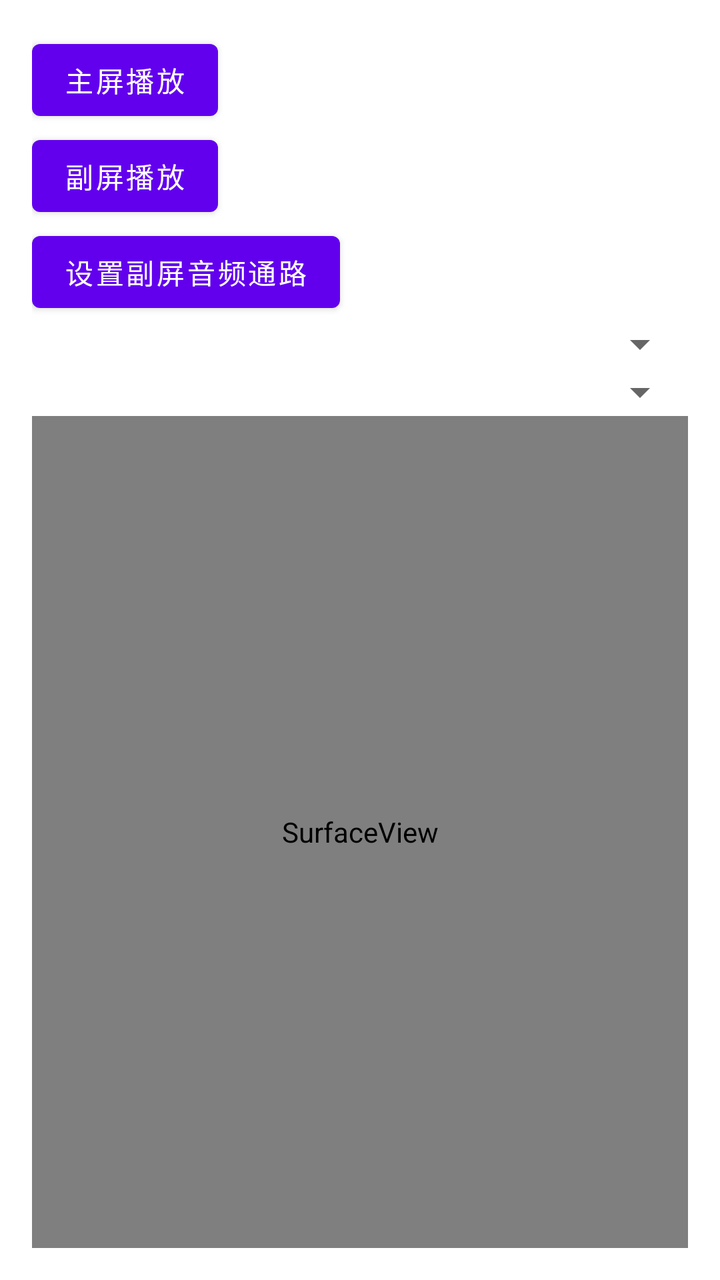
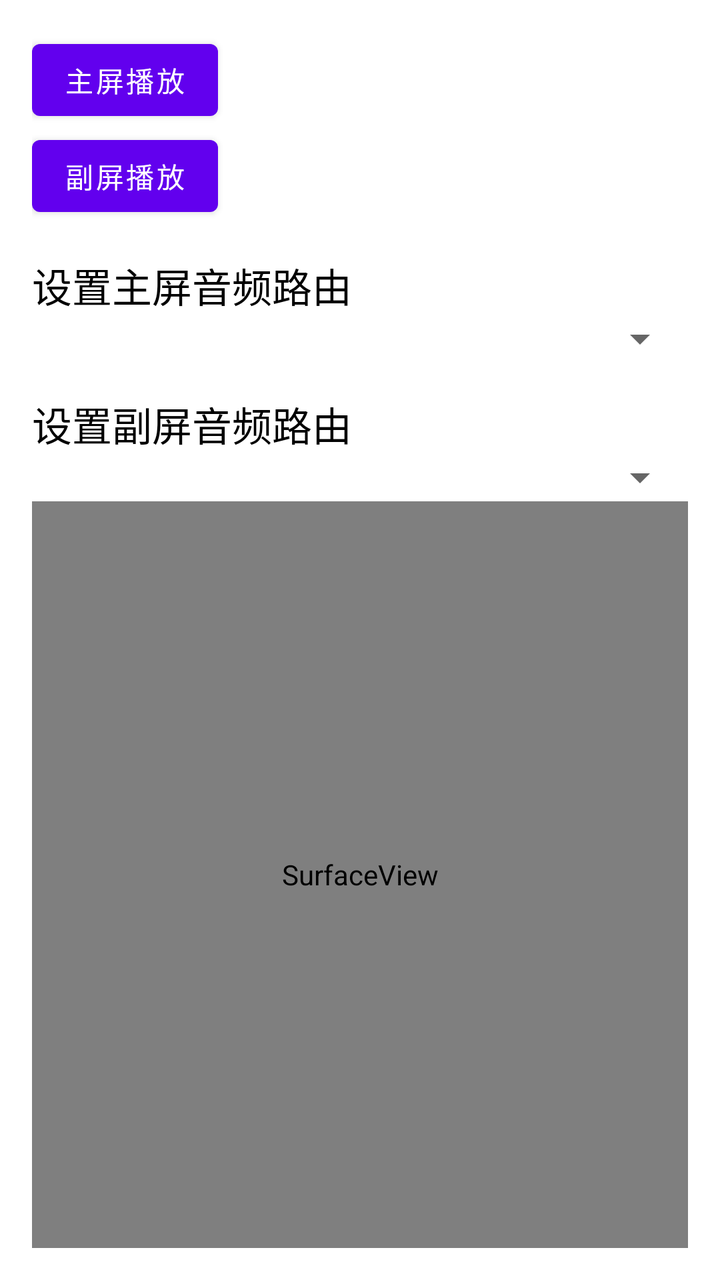

Compare the two renders of this Android layout. The source of the first and the diff that turns it into the second are given below.
<!-- AndroidManifest.xml: application theme Theme.DualScreenAndSound -->
<!-- res/layout/activity_main.xml -->
<?xml version="1.0" encoding="utf-8"?>
<LinearLayout xmlns:android="http://schemas.android.com/apk/res/android"
    android:layout_width="match_parent"
    android:layout_height="match_parent"
    android:orientation="vertical"
    android:padding="16dp">
    
    <Button
        android:id="@+id/btn_displaymanager"
        android:layout_width="wrap_content"
        android:layout_height="wrap_content"
        android:text="@string/displaymanager" />

    <Button
        android:id="@+id/btn_presentation_displaymanager"
        android:layout_width="wrap_content"
        android:layout_height="wrap_content"
        android:text="@string/presentation_displaymanager" />







    <Button
        android:id="@+id/btn_set_presentation_audio_device_type"
        android:layout_width="wrap_content"
        android:layout_height="wrap_content"
        android:text="@string/btn_set_presentation_audio_device_type" />
    <Spinner
        android:id="@+id/spinner_audio_devices"
        android:layout_width="match_parent"
        android:layout_height="wrap_content"/>
    <Spinner
        android:id="@+id/spinner_audio_presentation_devices"
        android:layout_width="match_parent"
        android:layout_height="wrap_content"/>

    <SurfaceView
        android:id="@+id/surfaceView"
        android:layout_width="match_parent"
        android:layout_height="match_parent" />

</LinearLayout>
<!-- resources referenced by this layout -->
<resources>
  <string name="btn_set_presentation_audio_device_type">设置副屏音频通路</string>
  <string name="displaymanager">主屏播放</string>
  <string name="presentation_displaymanager">副屏播放</string>
  <style name="Theme.DualScreenAndSound" parent="Theme.MaterialComponents.DayNight.DarkActionBar">
          
          <item name="colorPrimary">@color/purple_500</item>
          <item name="colorPrimaryVariant">@color/purple_700</item>
          <item name="colorOnPrimary">@color/white</item>
          
          <item name="colorSecondary">@color/teal_200</item>
          <item name="colorSecondaryVariant">@color/teal_700</item>
          <item name="colorOnSecondary">@color/black</item>
          
          <item name="android:statusBarColor">?attr/colorPrimaryVariant</item>
          
      </style>
  <color name="purple_500">#FF6200EE</color>
  <color name="purple_700">#FF3700B3</color>
  <color name="white">#FFFFFFFF</color>
  <color name="teal_200">#FF03DAC5</color>
  <color name="teal_700">#FF018786</color>
  <color name="black">#FF000000</color>
</resources>

<!-- the commit's change to res/layout/activity_main.xml (unified diff, before → after) -->
@@ -23,19 +23,38 @@
 
 
 
-    <Button
-        android:id="@+id/btn_set_presentation_audio_device_type"
+
+
+
+
+
+
+
+
+
+
+    <TextView
         android:layout_width="wrap_content"
         android:layout_height="wrap_content"
-        android:text="@string/btn_set_presentation_audio_device_type" />
+        android:text="设置主屏音频路由"
+        android:layout_marginTop="16dp"
+        android:textColor="#000000"
+        android:textSize="20sp" />
     <Spinner
         android:id="@+id/spinner_audio_devices"
         android:layout_width="match_parent"
         android:layout_height="wrap_content"/>
+    <TextView
+        android:layout_width="wrap_content"
+        android:layout_height="wrap_content"
+        android:text="设置副屏音频路由"
+        android:layout_marginTop="16dp"
+        android:textColor="#000000"
+        android:textSize="20sp" />
     <Spinner
         android:id="@+id/spinner_audio_presentation_devices"
         android:layout_width="match_parent"
-        android:layout_height="wrap_content"/>
+        android:layout_height="wrap_content" />
 
     <SurfaceView
         android:id="@+id/surfaceView"
<!-- resource entries referenced after the edit -->
@@ -1,6 +1,5 @@
 <!-- resources referenced by this layout -->
 <resources>
-  <string name="btn_set_presentation_audio_device_type">设置副屏音频通路</string>
   <string name="displaymanager">主屏播放</string>
   <string name="presentation_displaymanager">副屏播放</string>
   <style name="Theme.DualScreenAndSound" parent="Theme.MaterialComponents.DayNight.DarkActionBar">
